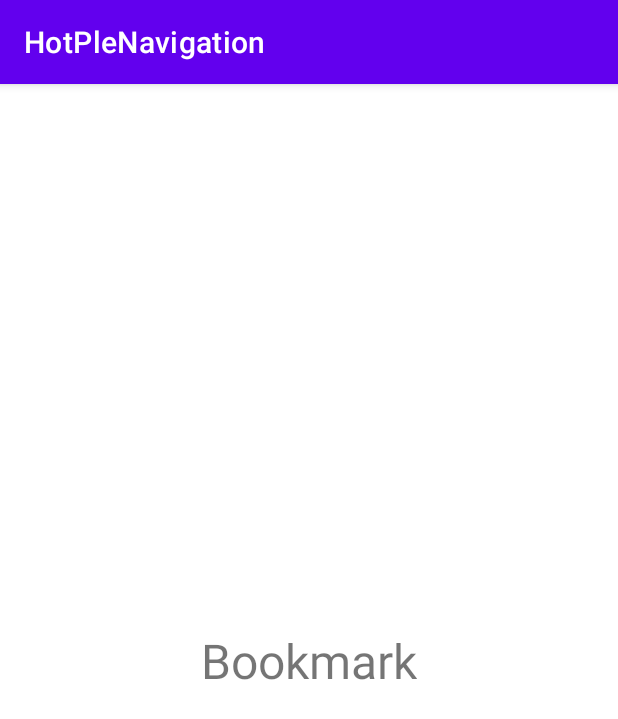
After one commit to HanBI24/2022_1_Capston_Edge-Map, an Android app: the fragment BookmarkFragment placed in its activity, on a phone screen of 412 x 824 dp. The commit adds this screen. Shown: the top 719 px of the screen. Run offline under Robolectric (Android 15) with nearby library versions, the phone set to English and light mode, and no system bars; our stand-ins replace Dagger/Hilt's generated code, data binding; 2 statements that could not run were skipped.

Commit message:
Add bottom navigation

```diff
--- /dev/null
+++ b/app/src/main/java/com/example/hotplenavigation/view/bottom_menu/BottomMenuActivity.kt
@@ -0,0 +1,62 @@
+package com.example.hotplenavigation.view.bottom_menu
+
+import com.example.hotplenavigation.R
+import com.example.hotplenavigation.base.BindingActivity
+import com.example.hotplenavigation.databinding.ActivityBottomMenuBinding
+import com.example.hotplenavigation.util.extension.replace
+import com.example.hotplenavigation.util.extension.replaceToBackStack
+import com.example.hotplenavigation.view.bottom_menu.bookmark.BookmarkFragment
+import com.example.hotplenavigation.view.bottom_menu.direction.DirectionFragment
+import com.example.hotplenavigation.view.bottom_menu.search.SearchFragment
+import com.example.hotplenavigation.view.bottom_menu.setting.SettingFragment
+import dagger.hilt.android.AndroidEntryPoint
+
+@AndroidEntryPoint
+class BottomMenuActivity : BindingActivity<ActivityBottomMenuBinding>(R.layout.activity_bottom_menu) {
+    private val searchFragment: SearchFragment by lazy { SearchFragment() }
+    private val directionFragment: DirectionFragment by lazy { DirectionFragment() }
+    private val bookmarkFragment: BookmarkFragment by lazy { BookmarkFragment() }
+    private val settingFragment: SettingFragment by lazy { SettingFragment() }
+
+    override fun initView() {
+        getDataFromActivity()
+    }
+
+    private fun getDataFromActivity() {
+        val isSelectedBottomMenu = intent.extras?.getString("bottom_nav")!!
+        replaceFragment(isSelectedBottomMenu)
+    }
+
+    private fun replaceFragment(bnvMenu: String) {
+        when(bnvMenu) {
+            "bnv_search" -> {
+                replaceSearchFragment()
+            }
+            "bnv_direction" -> {
+                replaceDirectionFragment()
+            }
+            "bnv_bookmark" -> {
+                replaceBookmarkFragment()
+            }
+            "bnv_setting" -> {
+                replaceSettingFragment()
+            }
+        }
+    }
+
+    private fun replaceSearchFragment() {
+        replace(R.id.container_main, searchFragment)
+    }
+
+    private fun replaceDirectionFragment() {
+        replace(R.id.container_main, directionFragment)
+    }
+
+    private fun replaceBookmarkFragment() {
+        replace(R.id.container_main, bookmarkFragment)
+    }
+
+    private fun replaceSettingFragment() {
+        replace(R.id.container_main, settingFragment)
+    }
+}
--- /dev/null
+++ b/app/src/main/java/com/example/hotplenavigation/view/bottom_menu/bookmark/BookmarkFragment.kt
@@ -0,0 +1,14 @@
+package com.example.hotplenavigation.view.bottom_menu.bookmark
+
+import com.example.hotplenavigation.R
+import com.example.hotplenavigation.base.BindingFragment
+import com.example.hotplenavigation.databinding.FragmentBookmarkBinding
+import dagger.hilt.android.AndroidEntryPoint
+
+@AndroidEntryPoint
+class BookmarkFragment : BindingFragment<FragmentBookmarkBinding>(R.layout.fragment_bookmark) {
+
+    override fun initView() {
+
+    }
+}
--- /dev/null
+++ b/app/src/main/res/layout/activity_bottom_menu.xml
@@ -0,0 +1,23 @@
+<?xml version="1.0" encoding="utf-8"?>
+<layout xmlns:android="http://schemas.android.com/apk/res/android"
+    xmlns:app="http://schemas.android.com/apk/res-auto">
+
+    <data>
+
+    </data>
+
+    <androidx.constraintlayout.widget.ConstraintLayout
+        android:layout_width="match_parent"
+        android:layout_height="match_parent">
+
+        <androidx.fragment.app.FragmentContainerView
+            android:id="@+id/container_main"
+            android:layout_width="0dp"
+            android:layout_height="0dp"
+            app:layout_constraintTop_toTopOf="parent"
+            app:layout_constraintLeft_toLeftOf="parent"
+            app:layout_constraintRight_toRightOf="parent"
+            app:layout_constraintBottom_toBottomOf="parent" />
+
+    </androidx.constraintlayout.widget.ConstraintLayout>
+</layout>
--- /dev/null
+++ b/app/src/main/res/layout/fragment_bookmark.xml
@@ -0,0 +1,24 @@
+<?xml version="1.0" encoding="utf-8"?>
+<layout xmlns:android="http://schemas.android.com/apk/res/android"
+    xmlns:app="http://schemas.android.com/apk/res-auto">
+
+    <data>
+
+    </data>
+
+    <androidx.constraintlayout.widget.ConstraintLayout
+        android:layout_width="match_parent"
+        android:layout_height="match_parent">
+
+        <TextView
+            android:layout_width="wrap_content"
+            android:layout_height="wrap_content"
+            app:layout_constraintTop_toTopOf="parent"
+            app:layout_constraintLeft_toLeftOf="parent"
+            app:layout_constraintRight_toRightOf="parent"
+            app:layout_constraintBottom_toBottomOf="parent"
+            android:text="Bookmark"
+            android:textSize="32sp" />
+
+    </androidx.constraintlayout.widget.ConstraintLayout>
+</layout>
```
Also changed, not shown: app/src/main/AndroidManifest.xml (+12 -0 lines), app/src/main/java/com/example/hotplenavigation/view/MainActivity.kt (+58 -1 lines), app/src/main/java/com/example/hotplenavigation/view/bottom_menu/direction/DirectionFragment.kt (added, +15 -0 lines), app/src/main/java/com/example/hotplenavigation/view/bottom_menu/search/SearchFragment.kt (added, +15 -0 lines), app/src/main/java/com/example/hotplenavigation/view/bottom_menu/setting/SettingFragment.kt (added, +15 -0 lines), app/src/main/res/layout/fragment_direction.xml (added, +24 -0 lines), app/src/main/res/layout/fragment_search.xml (added, +24 -0 lines), app/src/main/res/layout/fragment_setting.xml (added, +24 -0 lines).
